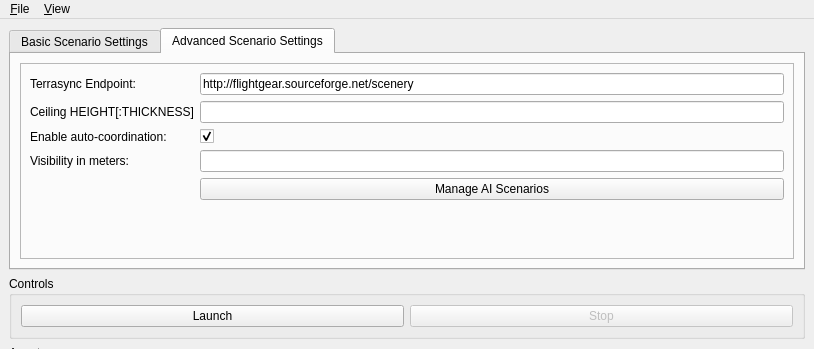
The window that fgo/ui/MainWindow.ui (cgspeck/fg-orchestrator) describes before a commit, drawn with Qt 5; both pictures show x 0 to 814 and y 0 to 349 of the 814 by 805 pixel window.
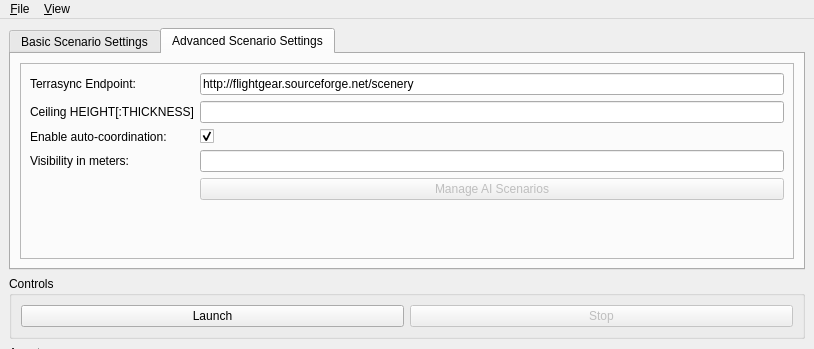
The same window after the commit. The open tabs and pages were chosen to show the change.

Patch:
```diff
--- a/fgo/ui/MainWindow.ui
+++ b/fgo/ui/MainWindow.ui
@@ -258,9 +258,15 @@
            </item>
            <item row="4" column="1">
             <widget class="QPushButton" name="pbManageAIScenarios">
+             <property name="enabled">
+              <bool>false</bool>
+             </property>
              <property name="text">
               <string>Manage AI Scenarios</string>
              </property>
+             <property name="checkable">
+              <bool>false</bool>
+             </property>
             </widget>
            </item>
            <item row="4" column="0">
```
Left out of the diff: 4 changed lines with no effect on the pictures.
